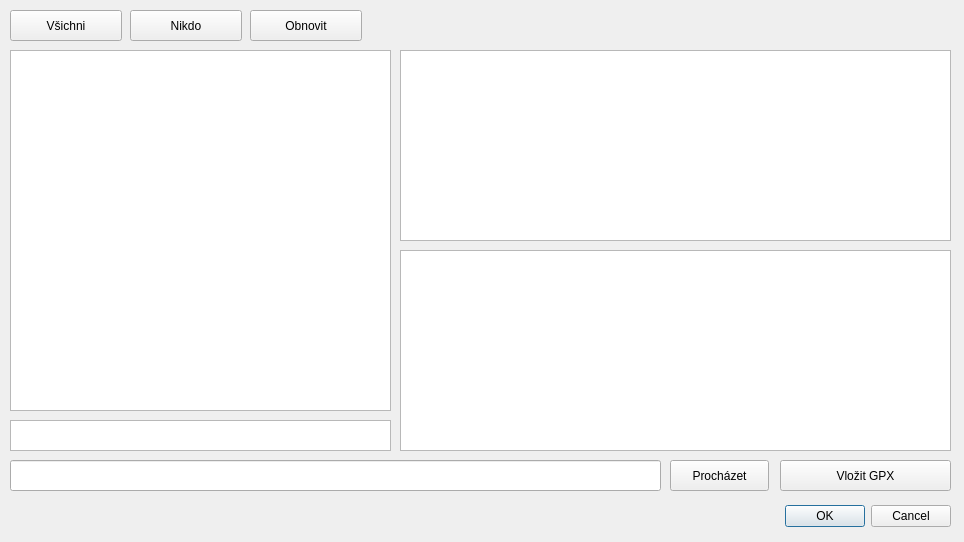
This is ui/message.ui in ruz76/qgis_patrac_3 as Qt 5 draws it before an edit. The edited form follows.
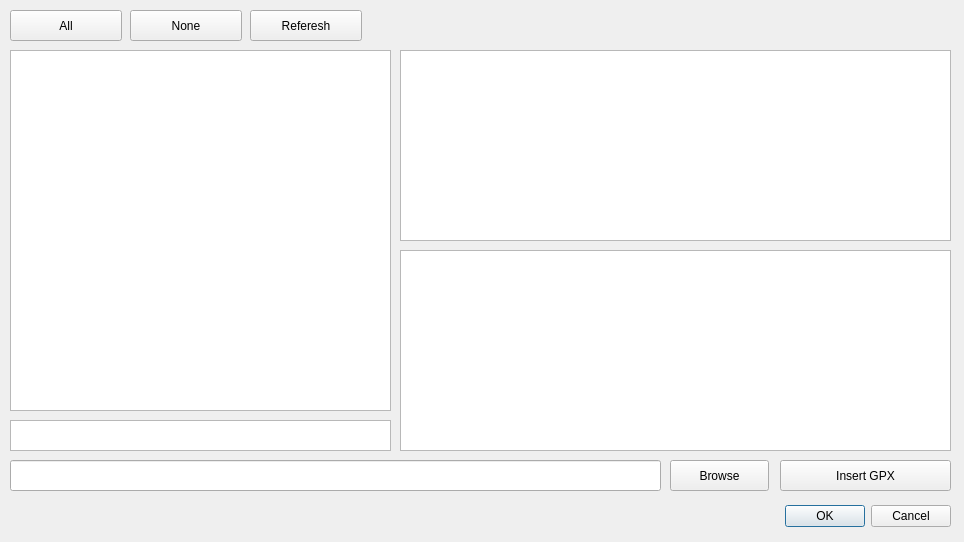
This is the edited form.

```diff
--- a/ui/message.ui
+++ b/ui/message.ui
@@ -49,7 +49,7 @@
     </rect>
    </property>
    <property name="text">
-    <string>Procházet</string>
+    <string>Browse</string>
    </property>
   </widget>
   <widget class="QLineEdit" name="lineEditPath">
@@ -92,7 +92,7 @@
     </rect>
    </property>
    <property name="text">
-    <string>Všichni</string>
+    <string>All</string>
    </property>
   </widget>
   <widget class="QPushButton" name="btnCheckNone">
@@ -105,7 +105,7 @@
     </rect>
    </property>
    <property name="text">
-    <string>Nikdo</string>
+    <string>None</string>
    </property>
   </widget>
   <widget class="QPushButton" name="btnRefresh">
@@ -118,7 +118,7 @@
     </rect>
    </property>
    <property name="text">
-    <string>Obnovit</string>
+    <string>Referesh</string>
    </property>
   </widget>
   <widget class="QPushButton" name="pushButtonGpx">
@@ -131,7 +131,7 @@
     </rect>
    </property>
    <property name="text">
-    <string>Vložit GPX</string>
+    <string>Insert GPX</string>
    </property>
   </widget>
   <widget class="QListWidget" name="listWidgetMessages">
```
Left out of the diff: 2 changed lines with no effect on the pictures.
